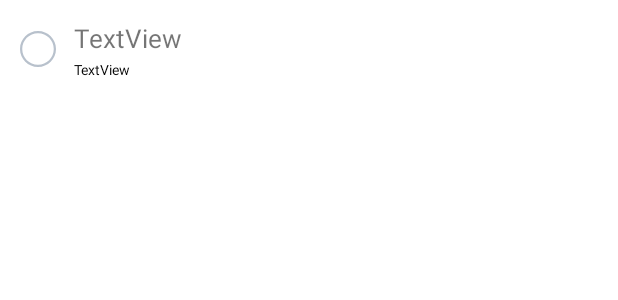
After one commit to nabilskiy/arterium-android, an Android app: the layout item_dialog_recycler.xml on its own in the app's theme, with its tools: preview values and no code run, on a phone screen of 412 x 824 dp. The commit adds this screen. Shown: the top 300 px of the screen. Run offline under Robolectric (Android 15) with nearby library versions, the phone set to English and light mode, and no system bars.

Commit message:
not_work

```diff
--- /dev/null
+++ b/app/src/main/res/drawable/ic_check_btn_active.xml
@@ -0,0 +1,21 @@
+<vector xmlns:android="http://schemas.android.com/apk/res/android"
+    xmlns:aapt="http://schemas.android.com/aapt"
+    android:width="24dp"
+    android:height="24dp"
+    android:viewportWidth="24"
+    android:viewportHeight="24">
+  <path
+      android:pathData="M12,0C18.6289,0 24,5.3726 24,12L23.9962,12.305C23.8344,18.7929 18.5255,24 12,24L11.695,23.9962C5.2071,23.8344 0,18.5255 0,12L0.0038,11.695C0.1656,5.2071 5.4745,0 12,0ZM18.2918,7.6652C17.9107,7.2988 17.292,7.2961 16.9121,7.6614L10,14.3077L7.0941,11.5136C6.7069,11.1413 6.0903,11.144 5.7082,11.5113L5.6918,11.5271C5.3107,11.8936 5.3113,12.4916 5.6952,12.8608L9.3048,16.3315C9.6872,16.6993 10.3095,16.7024 10.6913,16.3353L18.3087,9.0108C18.6902,8.644 18.6903,8.0483 18.3082,7.681L18.2918,7.6652Z">
+    <aapt:attr name="android:fillColor">
+      <gradient
+          android:startY="0"
+          android:startX="0"
+          android:endY="16.4592"
+          android:endX="28.3742"
+          android:type="linear">
+        <item android:offset="0" android:color="#FFC17AA6"/>
+        <item android:offset="1" android:color="#FFA53163"/>
+      </gradient>
+    </aapt:attr>
+  </path>
+</vector>
--- /dev/null
+++ b/app/src/main/res/drawable/ic_check_btn_disactive.xml
@@ -0,0 +1,9 @@
+<vector xmlns:android="http://schemas.android.com/apk/res/android"
+    android:width="24dp"
+    android:height="24dp"
+    android:viewportWidth="24"
+    android:viewportHeight="24">
+  <path
+      android:pathData="M12,0C18.6289,0 24,5.3726 24,12C24,18.6289 18.6274,24 12,24C5.3711,24 0,18.6274 0,12C0,5.3711 5.3726,0 12,0ZM12,1.5C6.2004,1.5 1.5,6.2 1.5,12C1.5,17.7996 6.2,22.5 12,22.5C17.7996,22.5 22.5,17.8 22.5,12C22.5,6.2004 17.8,1.5 12,1.5Z"
+      android:fillColor="#B8C1CC"/>
+</vector>
--- /dev/null
+++ b/app/src/main/res/drawable/selector_check_btn.xml
@@ -0,0 +1,6 @@
+<?xml version="1.0" encoding="utf-8"?>
+<selector xmlns:android="http://schemas.android.com/apk/res/android">
+    <item android:drawable="@drawable/ic_check_btn_active" android:state_activated="true" />
+
+    <item android:drawable="@drawable/ic_check_btn_disactive" />
+</selector>
--- a/app/src/main/res/layout/activity_demo.xml
+++ b/app/src/main/res/layout/activity_demo.xml
@@ -3,7 +3,8 @@
     xmlns:android="http://schemas.android.com/apk/res/android"
     xmlns:app="http://schemas.android.com/apk/res-auto"
     android:layout_width="match_parent"
-    android:layout_height="match_parent">
+    android:layout_height="match_parent"
+    android:background="@color/purple">
 
     <com.github.iielse.switchbutton.SwitchView
         android:id="@+id/switchView"
--- /dev/null
+++ b/app/src/main/res/layout/item_dialog_recycler.xml
@@ -0,0 +1,50 @@
+<?xml version="1.0" encoding="utf-8"?>
+<androidx.constraintlayout.widget.ConstraintLayout
+    xmlns:android="http://schemas.android.com/apk/res/android"
+    xmlns:app="http://schemas.android.com/apk/res-auto"
+    xmlns:tools="http://schemas.android.com/tools"
+    android:layout_width="match_parent"
+    android:layout_height="@dimen/_50sdp">
+
+    <ImageView
+        android:id="@+id/ivBtnCheck"
+        android:layout_width="wrap_content"
+        android:layout_height="wrap_content"
+        android:layout_marginStart="@dimen/_10sdp"
+        app:layout_constraintBottom_toBottomOf="parent"
+        app:layout_constraintStart_toStartOf="parent"
+        app:layout_constraintTop_toTopOf="parent"
+        app:srcCompat="@drawable/selector_check_btn" />
+
+    <TextView
+        android:id="@+id/tvName"
+        android:layout_width="wrap_content"
+        android:layout_height="wrap_content"
+        android:layout_marginStart="@dimen/_38sdp"
+        android:layout_marginTop="@dimen/_10sdp"
+        android:text="TextView"
+        android:textSize="17sp"
+        app:layout_constraintStart_toStartOf="parent"
+        app:layout_constraintTop_toTopOf="parent" />
+
+    <TextView
+        android:id="@+id/tvHint"
+        android:layout_width="wrap_content"
+        android:layout_height="wrap_content"
+        android:layout_marginTop="@dimen/_2sdp"
+        android:text="TextView"
+        android:textSize="9sp"
+        android:textColor="@color/black"
+        app:layout_constraintStart_toStartOf="@+id/tvName"
+        app:layout_constraintTop_toBottomOf="@+id/tvName" />
+
+    <View
+        android:id="@+id/viewLine"
+        android:layout_width="match_parent"
+        android:layout_height="1dp"
+        android:background="@color/white_low_opacity"
+        app:layout_constraintBottom_toBottomOf="parent"
+        app:layout_constraintEnd_toEndOf="parent"
+        app:layout_constraintHorizontal_bias="0.0"
+        app:layout_constraintStart_toStartOf="parent" />
+</androidx.constraintlayout.widget.ConstraintLayout>
--- a/app/src/main/res/values/colors.xml
+++ b/app/src/main/res/values/colors.xml
@@ -15,6 +15,8 @@
     <color name="purple_light">#C17AA6</color>
     <color name="purple_medium">#A53163</color>
     <color name="red">#E64646</color>
-
+    <color name="transparent">#00000000</color>
+    <color name="navy_blue">#3F8AE0</color>
+    <color name="white_low_opacity">#66FFFFFF</color>
 
 </resources>
```
Also changed, not shown: app/src/main/java/com/maritech/arterium/ui/demo/DemoActivity.java (+12 -0 lines), app/src/main/java/com/maritech/arterium/ui/dialogs/dialog_with_recycler/DialogWithRecycler.java (added, +85 -0 lines), app/src/main/java/com/maritech/arterium/ui/dialogs/dialog_with_recycler/adapter/AdapterDialog.java (added, +64 -0 lines), app/src/main/java/com/maritech/arterium/ui/dialogs/dialog_with_recycler/data/DialogContent.java (added, +47 -0 lines), app/src/main/res/layout/dialog_with_recycler.xml (added, +38 -0 lines), app/src/main/res/values/themes.xml (+13 -0 lines).
